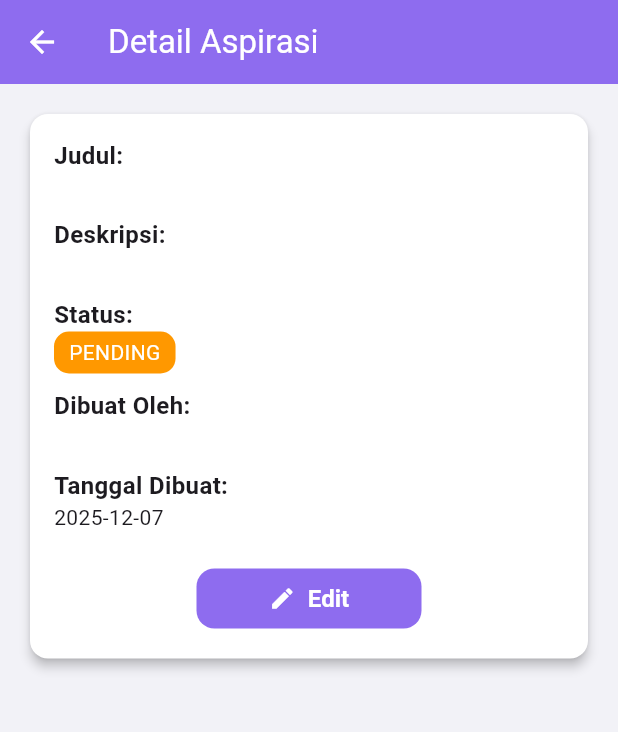
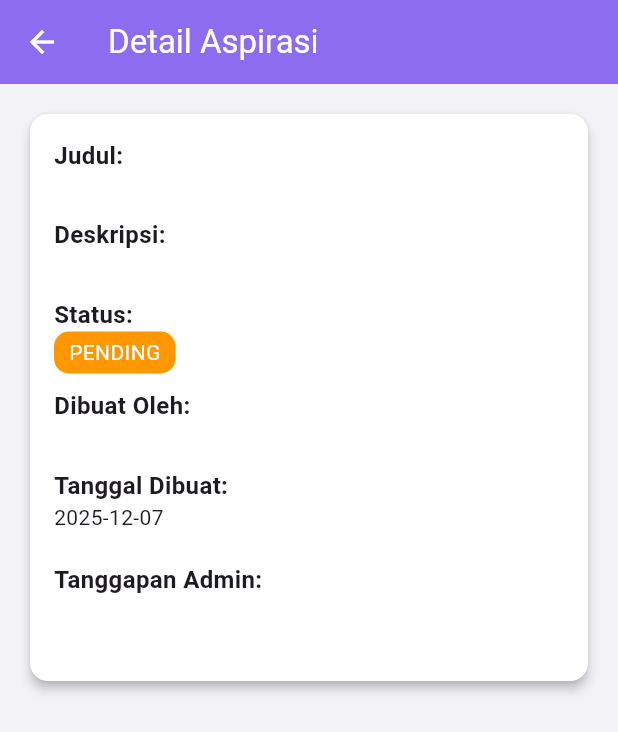
Before and after one commit to nurwahibzy/jawara_pintar_mobile_version, a Flutter app: the DetailPesanWarga screen opened directly with empty values, on a phone screen of 412 x 824 dp. Shown: the top 732 px of the screen. Run offline on Flutter 3.47's test engine with Material 3 defaults, Android fonts, the phone set to English and light mode, and no system bars; our stand-ins replace bloc, dartz, equatable, fl_chart, flutter_bloc, flutter_dotenv and 5 more; accounts and stored records are empty; Roboto replaces fonts that are missing (CircularStd).

Commit message:
feat(pesan-warga): adjust UI based on user role and aspirasi status

```diff
--- a/lib/features/pesan-warga/domain/repositories/pesan_warga_repository.dart
+++ b/lib/features/pesan-warga/domain/repositories/pesan_warga_repository.dart
@@ -6,4 +6,6 @@ abstract class AspirasiRepository {
   Future<void> addAspirasi(Aspirasi aspirasi);
   Future<void> updateAspirasi(Aspirasi aspirasi);
   Future<void> deleteAspirasi(int id);
+  Future<String?> getCurrentUserRole();
+  Future<int?> getCurrentUserId();
 }
--- a/lib/features/pesan-warga/presentation/bloc/pesan_warga_bloc.dart
+++ b/lib/features/pesan-warga/presentation/bloc/pesan_warga_bloc.dart
@@ -9,6 +9,8 @@ part 'pesan_warga_state.dart';
 
 class AspirasiBloc extends Bloc<AspirasiEvent, AspirasiState> {
   final AspirasiRepository repository;
+  String? currentRole;
+  int? currentUserId;
 
   AspirasiBloc({required this.repository}) : super(AspirasiInitial()) {
     on<LoadAspirasi>((event, emit) async {
@@ -66,5 +68,53 @@ class AspirasiBloc extends Bloc<AspirasiEvent, AspirasiState> {
         emit(AspirasiOperationFailure(e.toString()));
       }
     });
+
+   on<GetUserRoleEvent>((event, emit) async {
+      try {
+        final role = await repository
+            .getCurrentUserRole();
+        currentRole = role;
+
+        final s = state;
+        if (s is AspirasiLoaded) {
+          emit(AspirasiLoaded(s.aspirasiList));
+        } else if (s is AspirasiInitial) {
+          emit(AspirasiInitial());
+        } else if (s is AspirasiLoading) {
+          emit(AspirasiLoading());
+        } else if (s is AspirasiDetailLoaded) {
+          emit(AspirasiDetailLoaded(s.aspirasi));
+        } else if (s is AspirasiOperationFailure) {
+          emit(AspirasiOperationFailure(s.message));
+        } else {
+          emit(AspirasiInitial());
+        }
+      } catch (e) {
+        emit(AspirasiOperationFailure("Gagal mengambil role: $e"));
+      }
+    });
+
+    on<GetUserIdEvent>((event, emit) async {
+      try {
+        final id = await repository
+            .getCurrentUserId();
+        currentUserId = id;
+      } catch (e) {
+        emit(AspirasiOperationFailure("Gagal mendapatkan userId: $e"));
+      }
+    });
+
+on<LoadUserData>((event, emit) async {
+  try {
+    currentRole = await repository.getCurrentUserRole();
+    currentUserId = await repository.getCurrentUserId();
+
+    if (state is AspirasiLoaded) {
+      emit(AspirasiLoaded((state as AspirasiLoaded).aspirasiList));
+    }
+  } catch (e) {
+    emit(AspirasiOperationFailure("Gagal memuat user data: $e"));
+  }
+});
   }
 }
--- a/lib/features/pesan-warga/presentation/bloc/pesan_warga_event.dart
+++ b/lib/features/pesan-warga/presentation/bloc/pesan_warga_event.dart
@@ -40,3 +40,7 @@ class DeleteAspirasi extends AspirasiEvent {
   @override
   List<Object?> get props => [id];
 }
+
+class GetUserRoleEvent extends AspirasiEvent {}
+
+class LoadUserData extends AspirasiEvent {}
--- a/lib/features/pesan-warga/presentation/bloc/pesan_warga_state.dart
+++ b/lib/features/pesan-warga/presentation/bloc/pesan_warga_state.dart
@@ -42,3 +42,10 @@ class AspirasiDetailLoaded extends AspirasiState {
   @override
   List<Object?> get props => [aspirasi];
 }
+
+class UserRoleLoaded extends AspirasiState {
+  final String? role;
+  UserRoleLoaded(this.role);
+}
+
+class GetUserIdEvent extends AspirasiEvent {}
--- a/lib/features/pesan-warga/presentation/pages/detail_pesan_warga.dart
+++ b/lib/features/pesan-warga/presentation/pages/detail_pesan_warga.dart
@@ -22,6 +22,7 @@ class _DetailPesanWargaState extends State<DetailPesanWarga> {
   void initState() {
     super.initState();
     pesan = widget.pesan;
+    context.read<AspirasiBloc>().add(GetUserRoleEvent());
   }
 
   Color _getStatusColor(StatusAspirasi status) {
@@ -60,7 +61,7 @@ class _DetailPesanWargaState extends State<DetailPesanWarga> {
             child: Padding(
               padding: const EdgeInsets.all(16),
               child: Column(
-                crossAxisAlignment: CrossAxisAlignment.start,
+               crossAxisAlignment: CrossAxisAlignment.stretch,
                 children: [
                   // Judul
                   const Text(
@@ -83,7 +84,10 @@ class _DetailPesanWargaState extends State<DetailPesanWarga> {
                     'Status:',
                     style: TextStyle(fontWeight: FontWeight.bold, fontSize: 16),
                   ),
-                  Container(
+                  Align(
+                    alignment:
+                        Alignment.centerLeft,
+                    child: Container(
                       padding: const EdgeInsets.symmetric(
                         horizontal: 10,
                         vertical: 4,
@@ -95,6 +99,7 @@ class _DetailPesanWargaState extends State<DetailPesanWarga> {
                       child: Text(
                         pesan.status.name.toUpperCase(),
                         style: const TextStyle(color: Colors.white),
+                      ),
                     ),
                   ),
                   const SizedBox(height: 10),
@@ -115,10 +120,31 @@ class _DetailPesanWargaState extends State<DetailPesanWarga> {
                   Text(pesan.createdAt.toLocal().toString().split(' ')[0]),
                   const SizedBox(height: 20),
 
+                  // Tanggapan Admin
+                  const Text(
+                    'Tanggapan Admin:',
+                    style: TextStyle(fontWeight: FontWeight.bold, fontSize: 16),
+                  ),
+                  Text(pesan.tanggapanAdmin ?? '-'),
+                  const SizedBox(height: 20),
+
                   // Tombol edit
-                  Center(
+                BlocBuilder<AspirasiBloc, AspirasiState>(
+                    builder: (context, state) {
+                      final role = context
+                          .read<AspirasiBloc>()
+                          .currentRole;
+
+                      final bool canEdit =
+                          role == "Admin" ||
+                          (role == "Warga" &&
+                              pesan.status == StatusAspirasi.Pending);
+
+                      return Visibility(
+                        visible: canEdit,
+                        child: Center(
                           child: SizedBox(
-                      width: 150,
+                            width: 160,
                             child: ElevatedButton.icon(
                               onPressed: () async {
                                 final result = await Navigator.push(
@@ -132,31 +158,30 @@ class _DetailPesanWargaState extends State<DetailPesanWarga> {
                                 );
 
                                 if (result != null && result is Aspirasi) {
-                            setState(() {
-                              pesan =
-                                  result;
-                            });
+                                  setState(() => pesan = result);
                                 }
                               },
                               style: ElevatedButton.styleFrom(
                                 backgroundColor: AppColors.primary,
-                          padding: const EdgeInsets.symmetric(vertical: 8),
                                 shape: RoundedRectangleBorder(
-                            borderRadius: BorderRadius.circular(12),
+                                  borderRadius: BorderRadius.circular(10),
                                 ),
                               ),
                               icon: const Icon(Icons.edit, color: Colors.white),
                               label: const Text(
                                 'Edit',
                                 style: TextStyle(
-                            color: Colors.white,
                                   fontSize: 16,
                                   fontWeight: FontWeight.bold,
+                                  color: Colors.white,
                                 ),
                               ),
                             ),
                           ),
                         ),
+                      );
+                    },
+                  )
                 ],
               ),
             ),
```
Also changed, not shown: lib/features/pesan-warga/data/repositories/pesan_warga_impl.dart (+34 -2 lines), lib/features/pesan-warga/domain/usecases/get_user_role.dart (added, +19 -0 lines), lib/features/pesan-warga/presentation/pages/daftar_pesan_warga.dart (+21 -5 lines), lib/features/pesan-warga/presentation/pages/edit_pesan_warga.dart (+40 -47 lines). Lines whose indentation alone changed are shown as unchanged.
